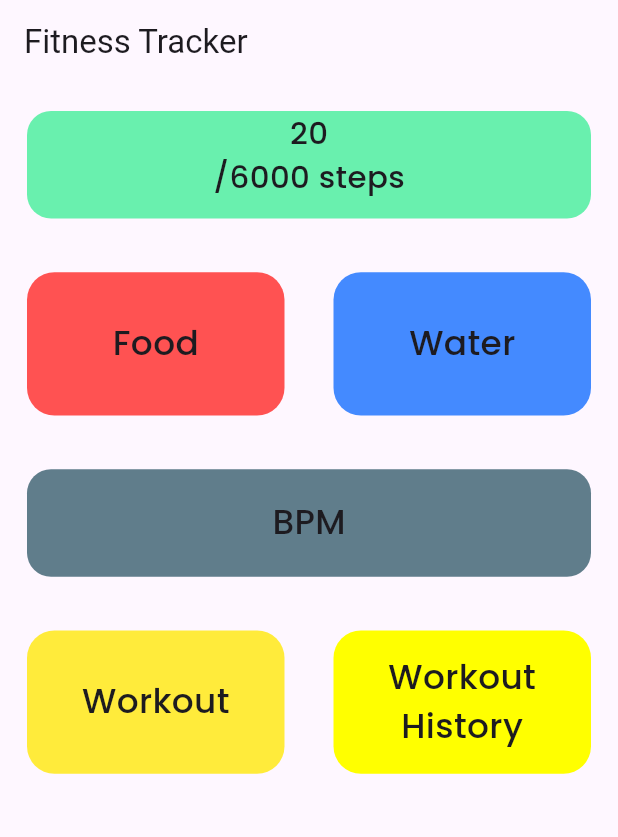
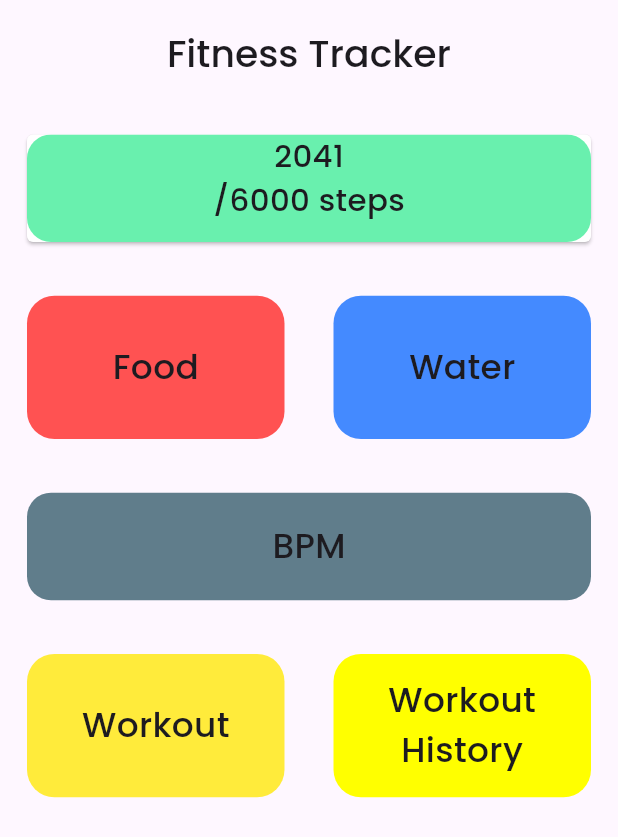
Before and after one commit to HatemReda7/CodeAlpha_Fitness_Tracker_App, a Flutter app: the screen it shows after launch, on a phone screen of 412 x 824 dp. Shown: the top 837 px of the screen. Run offline on Flutter 3.47's test engine with Material 3 defaults, Android fonts, the phone set to English and light mode, and no system bars; our stand-ins replace flutter_screenutil, google_fonts, shared_preferences.

Commit message:
finished steps screen basic UI

```diff
--- a/lib/Layout/home_screen.dart
+++ b/lib/Layout/home_screen.dart
@@ -1,6 +1,11 @@
+import 'package:animations/animations.dart';
+import 'package:codealpha_fitness_tracker_app/Screens/steps_tracker_screen.dart';
 import 'package:flutter/material.dart';
 import 'package:flutter_screenutil/flutter_screenutil.dart';
 import 'package:google_fonts/google_fonts.dart';
+import 'package:provider/provider.dart';
+
+import '../Provider/my_provider.dart';
 
 class HomeScreen extends StatelessWidget {
   static const String routeName = "HomeScreen";
@@ -9,16 +14,20 @@ class HomeScreen extends StatelessWidget {
 
   @override
   Widget build(BuildContext context) {
+    var pro = Provider.of<MyProvider>(context);
     return Scaffold(
       appBar: AppBar(
-        title: const Text("Fitness Tracker"),
+        centerTitle: true,
+        toolbarHeight: 60.h,
+        title: Text("Fitness Tracker",style: GoogleFonts.poppins(
+            fontSize: 22.sp, fontWeight: FontWeight.w500),),
       ),
       body: Padding(
         padding: const EdgeInsets.all(18.0),
         child: Column(
           crossAxisAlignment: CrossAxisAlignment.stretch,
           children: [
-            Container(
+            OpenContainer(closedBuilder: (context, action) => Container(
               decoration: BoxDecoration(
                 color: Colors.greenAccent,
                 borderRadius: BorderRadius.circular(16),
@@ -28,18 +37,18 @@ class HomeScreen extends StatelessWidget {
               child: Column(
                 children: [
                   Text(
-                    "20",
+                    "2041",
                     style: GoogleFonts.poppins(
                         fontSize: 18.sp, fontWeight: FontWeight.w500),
                   ),
                   Text(
-                    "/6000 steps",
+                    "/${pro.stepsCounter} steps",
                     style: GoogleFonts.poppins(
                         fontSize: 18.sp, fontWeight: FontWeight.w500),
                   )
                 ],
               ),
-            ),
+            ), openBuilder: (context, action) => StepsDetailsScreen(),),
             SizedBox(
               height: 30.h,
             ),
--- /dev/null
+++ b/lib/pref_helper.dart
@@ -0,0 +1,13 @@
+import 'package:shared_preferences/shared_preferences.dart';
+
+class PrefsHelper{
+  static late SharedPreferences prefs;
+
+  static String? getSteps(){
+    return prefs.getString("Steps");
+  }
+
+  static saveSteps(String steps)async{
+    await prefs.setString("Steps", steps);
+  }
+}
--- a/pubspec.yaml
+++ b/pubspec.yaml
@@ -38,6 +38,8 @@ dependencies:
   flutter_screenutil: ^5.9.0
   google_fonts: ^6.1.0
   animations: ^2.0.11
+  shared_preferences: ^2.2.2
+  provider: ^6.1.1
 
 dev_dependencies:
   flutter_test:
```
Also changed, not shown: lib/Provider/my_provider.dart (added, +18 -0 lines), lib/Screens/steps_tracker_screen.dart (+120 -0 lines), lib/main.dart (+11 -2 lines), pubspec.lock.
